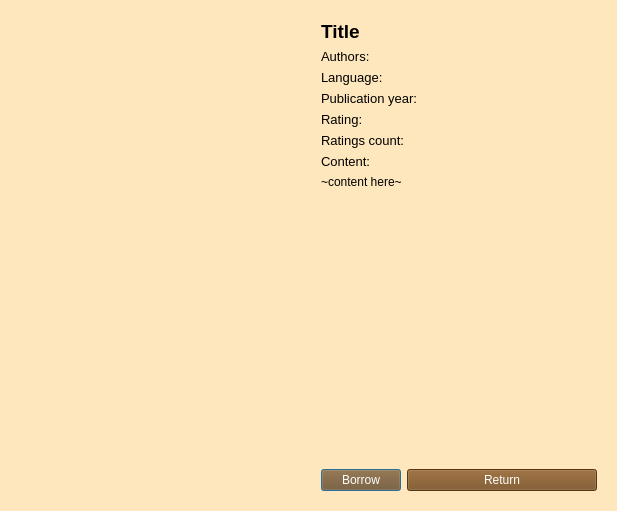
The window that client/src/bookdetailswindow.ui (Dargoswwwe/smc-library) describes before a commit, drawn with Qt 5.
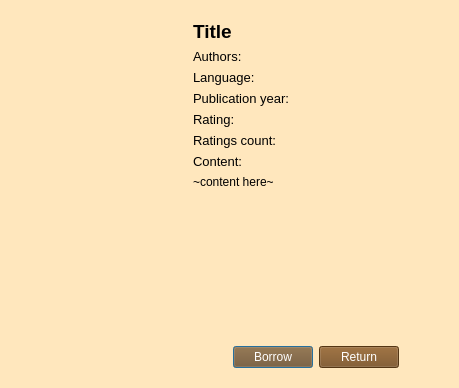
The same window after the commit. Icons and pictures are not drawn.

Commit message: Fixed getAllBooks function into database to set properly book's attributes + fixed some ui issues

What changed in the file:
```diff
--- a/client/src/bookdetailswindow.ui
+++ b/client/src/bookdetailswindow.ui
@@ -6,8 +6,8 @@
    <rect>
     <x>0</x>
     <y>0</y>
-    <width>617</width>
-    <height>511</height>
+    <width>459</width>
+    <height>388</height>
    </rect>
   </property>
   <property name="sizePolicy">
@@ -222,6 +222,19 @@
    <string notr="true">background-color: rgb(255, 231, 189); color: black;</string>
   </property>
   <layout class="QHBoxLayout" name="horizontalLayout_7">
+   <item>
+    <spacer name="horizontalSpacer">
+     <property name="orientation">
+      <enum>Qt::Horizontal</enum>
+     </property>
+     <property name="sizeHint" stdset="0">
+      <size>
+       <width>40</width>
+       <height>20</height>
+      </size>
+     </property>
+    </spacer>
+   </item>
    <item>
     <widget class="QLabel" name="coverBookLabel">
      <property name="styleSheet">
@@ -236,6 +249,9 @@
      <property name="scaledContents">
       <bool>false</bool>
      </property>
+     <property name="alignment">
+      <set>Qt::AlignCenter</set>
+     </property>
     </widget>
    </item>
    <item>
@@ -439,10 +455,8 @@
        </disabled>
       </palette>
      </property>
-     <layout class="QHBoxLayout" name="horizontalLayout_10">
-      <item>
-       <layout class="QFormLayout" name="formLayout_3">
-        <item row="0" column="0" colspan="2">
+     <layout class="QFormLayout" name="formLayout_2">
+      <item row="0" column="0">
          <widget class="QLabel" name="titleLabel">
           <property name="font">
            <font>
@@ -456,7 +470,20 @@
           </property>
          </widget>
         </item>
-        <item row="1" column="0" colspan="2">
+      <item row="0" column="1">
+       <spacer name="horizontalSpacer_2">
+        <property name="orientation">
+         <enum>Qt::Horizontal</enum>
+        </property>
+        <property name="sizeHint" stdset="0">
+         <size>
+          <width>40</width>
+          <height>20</height>
+         </size>
+        </property>
+       </spacer>
+      </item>
+      <item row="1" column="0">
          <widget class="QLabel" name="authorsLabel">
           <property name="font">
            <font>
@@ -468,7 +495,7 @@
           </property>
          </widget>
         </item>
-        <item row="2" column="0" colspan="2">
+      <item row="2" column="0">
          <widget class="QLabel" name="languageLabel">
           <property name="font">
            <font>
@@ -480,7 +507,7 @@
           </property>
          </widget>
         </item>
-        <item row="3" column="0" colspan="2">
+      <item row="3" column="0">
          <widget class="QLabel" name="publYearLabel">
           <property name="font">
            <font>
@@ -492,7 +519,7 @@
           </property>
          </widget>
         </item>
-        <item row="4" column="0" colspan="2">
+      <item row="4" column="0">
          <widget class="QLabel" name="ratingLabel">
           <property name="font">
            <font>
@@ -504,7 +531,7 @@
           </property>
          </widget>
         </item>
-        <item row="5" column="0" colspan="2">
+      <item row="5" column="0">
          <widget class="QLabel" name="ratingsCountLabel">
           <property name="font">
            <font>
@@ -516,7 +543,7 @@
           </property>
          </widget>
         </item>
-        <item row="6" column="0" colspan="2">
+      <item row="6" column="0">
          <widget class="QLabel" name="contentLabel_title">
           <property name="font">
            <font>
@@ -528,14 +555,14 @@
           </property>
          </widget>
         </item>
-        <item row="7" column="0" colspan="2">
+      <item row="7" column="0">
          <widget class="QLabel" name="contentLabel">
           <property name="text">
            <string>~content here~ </string>
           </property>
          </widget>
         </item>
-        <item row="8" column="0" colspan="2">
+      <item row="8" column="0">
          <spacer name="verticalSpacer_2">
           <property name="orientation">
            <enum>Qt::Vertical</enum>
@@ -548,7 +575,29 @@
           </property>
          </spacer>
         </item>
-        <item row="10" column="0">
+      <item row="9" column="0">
+       <widget class="QLabel" name="borrowStatus">
+        <property name="text">
+         <string/>
+        </property>
+       </widget>
+      </item>
+      <item row="10" column="0" colspan="2">
+       <layout class="QHBoxLayout" name="horizontalLayout_2">
+        <item>
+         <spacer name="horizontalSpacer_4">
+          <property name="orientation">
+           <enum>Qt::Horizontal</enum>
+          </property>
+          <property name="sizeHint" stdset="0">
+           <size>
+            <width>40</width>
+            <height>20</height>
+           </size>
+          </property>
+         </spacer>
+        </item>
+        <item>
          <widget class="QPushButton" name="borrowButton">
           <property name="styleSheet">
            <string notr="true">color: rgb(255, 255, 255);
@@ -559,7 +608,7 @@
           </property>
          </widget>
         </item>
-        <item row="10" column="1">
+        <item>
          <widget class="QPushButton" name="returnButton">
           <property name="styleSheet">
            <string notr="true">color:rgb(255, 255, 255);
@@ -570,12 +619,18 @@
           </property>
          </widget>
         </item>
-        <item row="9" column="0" colspan="2">
-         <widget class="QLabel" name="borrowStatus">
-          <property name="text">
-           <string/>
+        <item>
+         <spacer name="horizontalSpacer_5">
+          <property name="orientation">
+           <enum>Qt::Horizontal</enum>
           </property>
-         </widget>
+          <property name="sizeHint" stdset="0">
+           <size>
+            <width>40</width>
+            <height>20</height>
+           </size>
+          </property>
+         </spacer>
         </item>
        </layout>
       </item>
```
Lines whose indentation alone changed are shown as unchanged. The commit also changes 3 other files.
